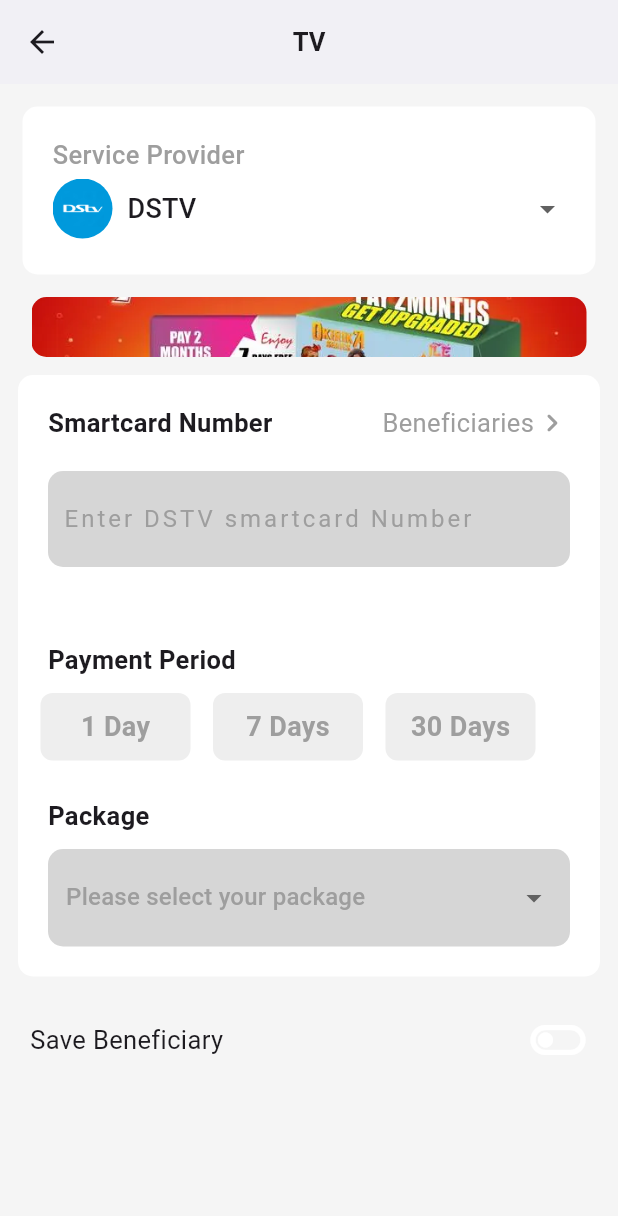
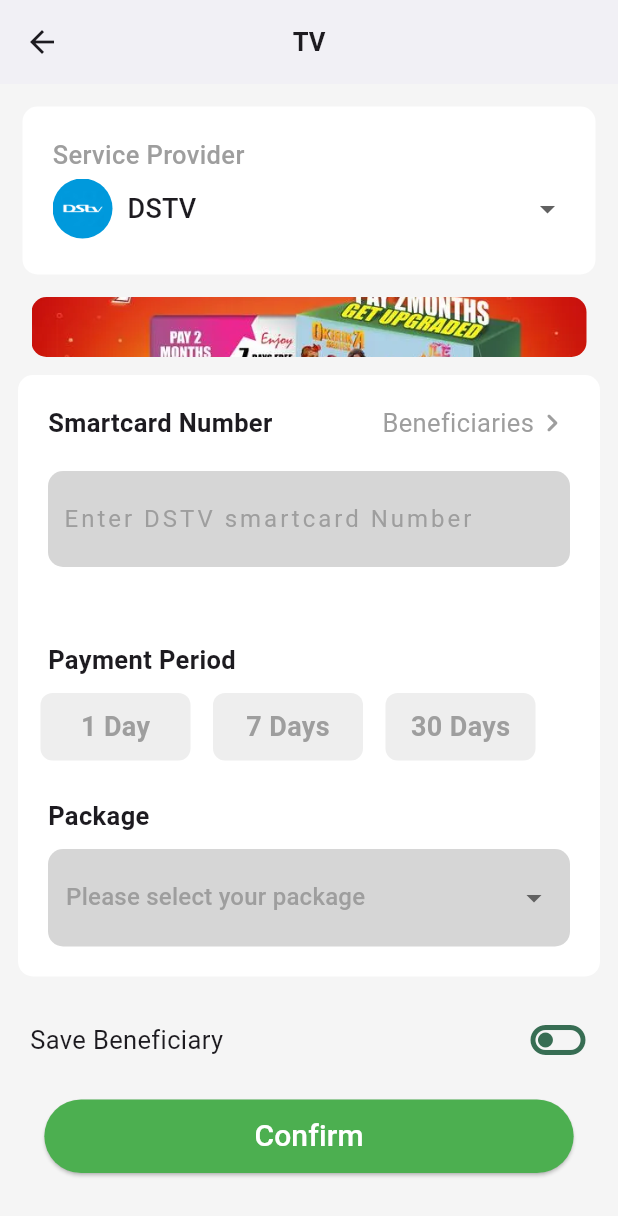
Before and after one commit to EverlastingBigFlo/mobile_app_ui, a Flutter app: the tv screen opened by its route, on a phone screen of 412 x 824 dp. Shown: the top 1216 px of the screen. Run offline on Flutter 3.47's test engine with Material 2 defaults, Android fonts, the phone set to English and light mode, and no system bars; our stand-ins replace shared_preferences, smooth_page_indicator; accounts and stored records are empty.

Commit message:
added elevated button

```diff
--- a/lib/pages/tv.dart
+++ b/lib/pages/tv.dart
@@ -1,4 +1,4 @@
-// ignore_for_file: camel_case_types, prefer_const_constructors, prefer_const_literals_to_create_immutables, avoid_unnecessary_containers
+// ignore_for_file: camel_case_types, prefer_const_constructors, prefer_const_literals_to_create_immutables, avoid_unnecessary_containers, sort_child_properties_last
 
 import 'package:flutter/material.dart';
 
@@ -478,11 +478,26 @@ class _tvState extends State<tv> {
                             )
                           : Icon(
                               Icons.toggle_off_outlined,
-                              color: Colors.white,
+                              color: const Color.fromARGB(255, 55, 109, 83),
                               size: 40,
                             ),
                     )
                   ],
+                ),
+              ),
+              Padding(
+                padding: const EdgeInsets.fromLTRB(0, 10, 0, 30),
+                child: ElevatedButton(
+                  onPressed: () {},
+                  child: Text(
+                    'Confirm',
+                    style: TextStyle(fontSize: 20),
+                  ),
+                  style: ElevatedButton.styleFrom(
+                      foregroundColor: Colors.white,
+                      backgroundColor: Colors.green,
+                      padding:
+                          EdgeInsets.symmetric(horizontal: 140, vertical: 10)),
                 ),
               )
             ],
```
